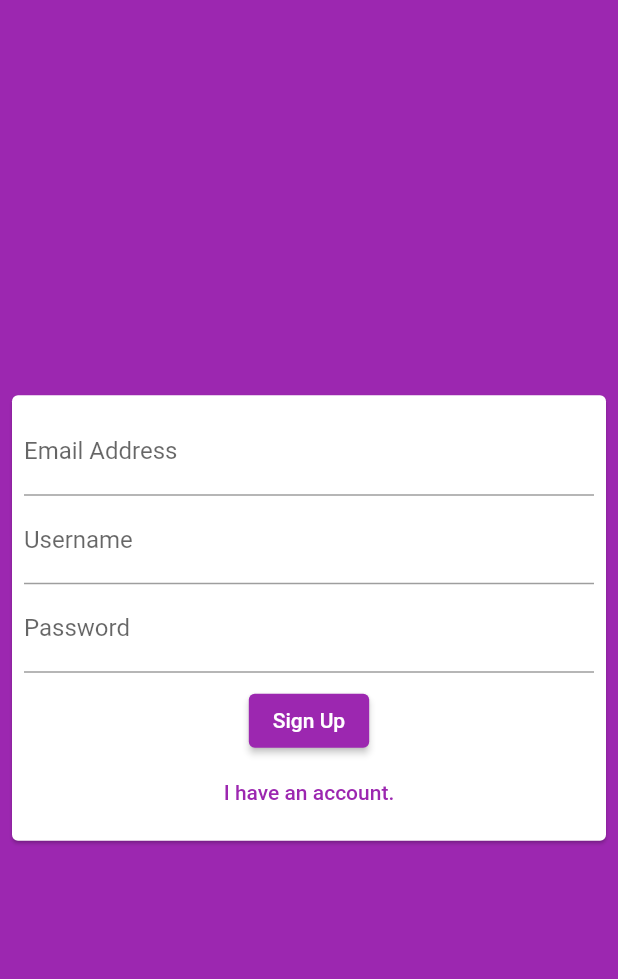
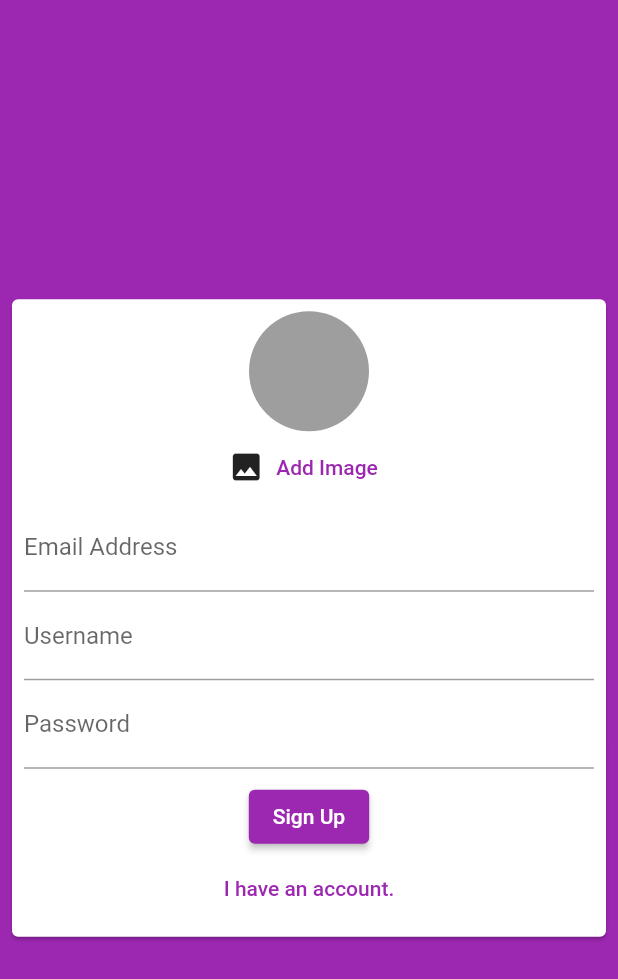
Before and after one commit to YuneshShrestha/chat_app, a Flutter app: the screen it shows after launch, on a phone screen of 412 x 824 dp. Shown: the top 979 px of the screen. Run offline on Flutter 3.47's test engine with Material 2 defaults, Android fonts, the phone set to English and light mode, and no system bars; our stand-ins replace cloud_firestore, firebase_auth, firebase_core, firebase_storage, image_picker; accounts and stored records are empty.

Commit message:
creating chat and profile image function added

```diff
--- a/lib/screen/auth_screen.dart
+++ b/lib/screen/auth_screen.dart
@@ -1,4 +1,7 @@
+import 'dart:io';
+
 import 'package:cloud_firestore/cloud_firestore.dart';
+import 'package:firebase_storage/firebase_storage.dart';
 import 'package:flutter/material.dart';
 import 'package:firebase_auth/firebase_auth.dart';
 import 'package:flutter/services.dart';
@@ -17,7 +20,7 @@ class _AuthScreenState extends State<AuthScreen> {
   @override
   Widget build(BuildContext context) {
     void onSubmit(String userName, String password, String email, bool isLogin,
-        BuildContext ctx) async {
+        File image, BuildContext ctx) async {
       UserCredential authResult;
       setState(() {
         isLoading = true;
@@ -27,13 +30,29 @@ class _AuthScreenState extends State<AuthScreen> {
           authResult = await _auth.createUserWithEmailAndPassword(
               email: email, password: password);
 
-          // Stroing email and username
-          FirebaseFirestore.instance
+          //  String image to firebase storage
+          // ref() means we are using bucket and child means folder and file inside bucket
+
+          // ref creates pointer to path
+          final ref = FirebaseStorage.instance
+              .ref()
+              .child('user_image')
+              .child('${authResult.user!.uid}.jpg');
+
+          // putFile puts the file at that path and generates the file name as authResult.user!.uid.jpg
+          await ref.putFile(image);
+
+          // Get the download URL for the uploaded file
+          final url = await ref.getDownloadURL();
+
+          // After complete, store email, username, and imageUrl in Firestore
+          await FirebaseFirestore.instance
               .collection('users')
               .doc(authResult.user!.uid)
               .set({
             'userName': userName,
             'email': email,
+            'imageUrl': url,
           });
         } else {
           authResult = await _auth.signInWithEmailAndPassword(
--- a/lib/widgets/auth/auth_form.dart
+++ b/lib/widgets/auth/auth_form.dart
@@ -1,9 +1,12 @@
+import 'dart:io';
+
+import 'package:chat_app/widgets/auth/custom_image_picker.dart';
 import 'package:flutter/material.dart';
 
 class AuthForm extends StatefulWidget {
   final bool isLoading;
   final void Function(String userName, String password, String email,
-      bool isLogin, BuildContext ctx) submitFunction;
+      bool isLogin, File image, BuildContext ctx) submitFunction;
   const AuthForm(
       {super.key, required this.submitFunction, required this.isLoading});
 
@@ -17,15 +20,27 @@ class _AuthFormState extends State<AuthForm> {
   String userName = "";
   String email = "";
   String password = "";
+  File? _pickedImage;
   void onTrySubmit(BuildContext ctx) {
     var isValidated = _key.currentState!.validate();
     // FocusScope.of(context).unfocus() to close keyboard
     FocusScope.of(context).unfocus();
+    if (!isLogin && _pickedImage == null) {
+      ScaffoldMessenger.of(context).showSnackBar(SnackBar(
+        content: const Text('Please pick your profile image'),
+        backgroundColor: Theme.of(context).colorScheme.error,
+      ));
+      return;
+    }
     if (isValidated) {
       _key.currentState!.save();
-      widget.submitFunction(
-          userName.trim(), password.trim(), email.trim(), isLogin, ctx);
+      widget.submitFunction(userName.trim(), password.trim(), email.trim(),
+          isLogin, _pickedImage!, ctx);
     }
+  }
+
+  void imagePickingFunction(File image) {
+    _pickedImage = image;
   }
 
   @override
@@ -44,6 +59,7 @@ class _AuthFormState extends State<AuthForm> {
                 // mainAxisSize is set to min so that it can take as minimum value as needed and not to take the whle space
                 mainAxisSize: MainAxisSize.min,
                 children: [
+                  CustomImagePicker(imagePickingFunction: imagePickingFunction),
                   TextFormField(
                     key: const ValueKey('emailKey'),
                     validator: (value) {
--- /dev/null
+++ b/lib/widgets/auth/custom_image_picker.dart
@@ -0,0 +1,50 @@
+import 'dart:io';
+
+import 'package:flutter/material.dart';
+import 'package:image_picker/image_picker.dart';
+
+class CustomImagePicker extends StatefulWidget {
+  const CustomImagePicker({Key? key, required this.imagePickingFunction})
+      : super(key: key);
+  final void Function(File pickedImage) imagePickingFunction;
+  @override
+  State<CustomImagePicker> createState() => _CustomImagePickerState();
+}
+
+class _CustomImagePickerState extends State<CustomImagePicker> {
+  File? pickedImage;
+
+  void _pickImage() async {
+    final picker = ImagePicker();
+    final imageFile = await picker.pickImage(
+      source: ImageSource.gallery,
+      maxWidth: 150,
+      imageQuality: 60,
+    );
+    setState(() {
+      pickedImage = File(imageFile!.path);
+    });
+    widget.imagePickingFunction(pickedImage!);
+  }
+
+  @override
+  Widget build(BuildContext context) {
+    return Column(
+      children: [
+        CircleAvatar(
+          backgroundColor: Colors.grey,
+          radius: 40,
+          backgroundImage:
+              pickedImage == null ? null : FileImage(File(pickedImage!.path)),
+        ),
+        Row(
+          mainAxisAlignment: MainAxisAlignment.center,
+          children: [
+            const Icon(Icons.image),
+            TextButton(onPressed: _pickImage, child: const Text('Add Image')),
+          ],
+        ),
+      ],
+    );
+  }
+}
--- a/pubspec.yaml
+++ b/pubspec.yaml
@@ -38,6 +38,8 @@ dependencies:
   cloud_firestore: ^4.5.3
   firebase_core: ^2.10.0
   firebase_auth: ^4.4.2
+  image_picker: ^0.8.7+5
+  firebase_storage: ^11.2.2
 
 dev_dependencies:
   flutter_test:
```
Also changed, not shown: lib/screen/chat_screen.dart (+17 -29 lines), lib/widgets/chats/chat_bubble.dart (added, +84 -0 lines), lib/widgets/chats/messages.dart (added, +44 -0 lines), lib/widgets/chats/new_messages.dart (added, +64 -0 lines), pubspec.lock, 11 other files.
